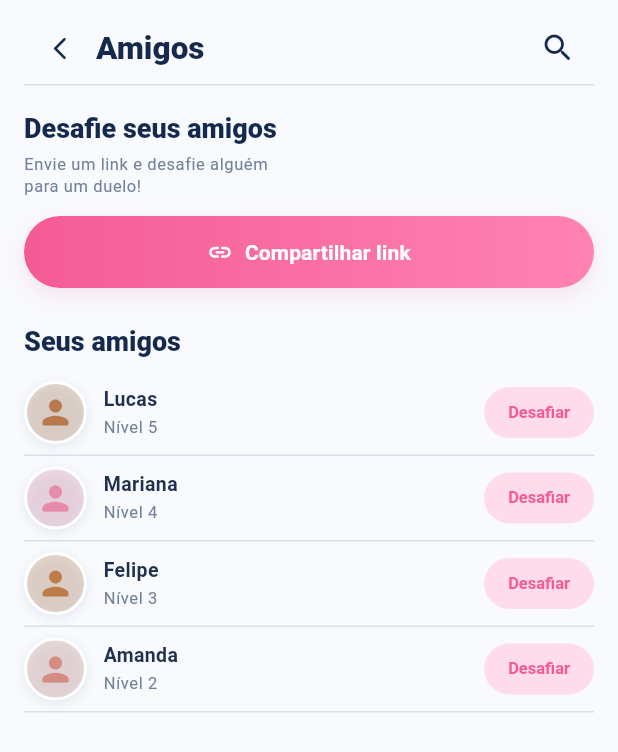
After one commit to juliarichesky/descobrix-mobile, a Flutter app: the FriendsScreen screen opened directly, on a phone screen of 412 x 824 dp. The commit adds this screen. Shown: the top 752 px of the screen. Run offline on Flutter 3.47's test engine with Material 3 defaults, Android fonts, the phone set to English and light mode, and no system bars; our stand-ins replace camera, shared_preferences; accounts and stored records are empty.

Commit message:
feat: implement friends and duel invitations screen

```diff
--- a/lib/screens/duels_screen.dart
+++ b/lib/screens/duels_screen.dart
@@ -4,6 +4,7 @@ import '../theme/app_colors.dart';
 import '../widgets/app_button.dart';
 import '../widgets/app_card.dart';
 import 'collection_screen.dart';
+import 'friends_screen.dart';
 import 'scanner_screen.dart';
 
 class DuelsScreen extends StatelessWidget {
@@ -24,6 +25,11 @@ class DuelsScreen extends StatelessWidget {
   void _openScanner(BuildContext context) {
     Navigator.of(context)
         .push(MaterialPageRoute<void>(builder: (_) => const ScannerScreen()));
+  }
+
+  void _openFriends(BuildContext context) {
+    Navigator.of(context)
+        .push(MaterialPageRoute<void>(builder: (_) => const FriendsScreen()));
   }
 
   void _onNavigationSelected(BuildContext context, int index) {
@@ -147,7 +153,7 @@ class DuelsScreen extends StatelessWidget {
                   description: 'Escolha um tema e desafie seus amigos.',
                   buttonLabel: 'Criar duelo',
                   buttonVariant: AppButtonVariant.primary,
-                  onPressed: () => _showInDevelopment(context),
+                  onPressed: () => _openFriends(context),
                 ),
                 const SizedBox(height: 10),
                 _DuelActionCard(
--- /dev/null
+++ b/lib/screens/friends_screen.dart
@@ -0,0 +1,305 @@
+import 'package:flutter/material.dart';
+
+import '../theme/app_colors.dart';
+import '../widgets/app_button.dart';
+
+class FriendsScreen extends StatefulWidget {
+  const FriendsScreen({super.key});
+
+  @override
+  State<FriendsScreen> createState() => _FriendsScreenState();
+}
+
+class _FriendsScreenState extends State<FriendsScreen> {
+  static const _friends = <_Friend>[
+    _Friend(name: 'Lucas', level: 5, color: Color(0xFFB8794D)),
+    _Friend(name: 'Mariana', level: 4, color: Color(0xFFE68CA9)),
+    _Friend(name: 'Felipe', level: 3, color: Color(0xFFBE7C49)),
+    _Friend(name: 'Amanda', level: 2, color: Color(0xFFD58D83)),
+  ];
+
+  final _searchController = TextEditingController();
+  String _query = '';
+  bool _isSearchVisible = false;
+
+  @override
+  void initState() {
+    super.initState();
+    _searchController.addListener(_onSearchChanged);
+  }
+
+  @override
+  void dispose() {
+    _searchController
+      ..removeListener(_onSearchChanged)
+      ..dispose();
+    super.dispose();
+  }
+
+  void _onSearchChanged() {
+    setState(() => _query = _searchController.text.trim().toLowerCase());
+  }
+
+  void _toggleSearch() {
+    setState(() => _isSearchVisible = !_isSearchVisible);
+    if (!_isSearchVisible) _searchController.clear();
+  }
+
+  List<_Friend> get _visibleFriends {
+    if (_query.isEmpty) return _friends;
+    return _friends
+        .where((friend) => friend.name.toLowerCase().contains(_query))
+        .toList();
+  }
+
+  void _showShareDialog() {
+    showDialog<void>(
+      context: context,
+      builder: (context) => AlertDialog(
+        title: const Text('Compartilhar link'),
+        content: const Text(
+          'O convite por link Ã© demonstrativo nesta etapa. O compartilhamento real ainda nÃ£o estÃ¡ disponÃ­vel.',
+        ),
+        actions: [
+          TextButton(
+            onPressed: () => Navigator.of(context).pop(),
+            child: const Text('Entendi'),
+          ),
+        ],
+      ),
+    );
+  }
+
+  void _confirmDuel(_Friend friend) {
+    showDialog<void>(
+      context: context,
+      builder: (context) => AlertDialog(
+        title: const Text('Desafiar amigo?'),
+        content: Text(
+          'Deseja simular um convite de duelo para ${friend.name}?',
+        ),
+        actions: [
+          TextButton(
+            onPressed: () => Navigator.of(context).pop(),
+            child: const Text('Cancelar'),
+          ),
+          ElevatedButton(
+            onPressed: () {
+              Navigator.of(context).pop();
+              _showInviteConfirmation(friend);
+            },
+            style: ElevatedButton.styleFrom(
+              backgroundColor: AppColors.pink,
+              foregroundColor: AppColors.surface,
+            ),
+            child: const Text('Confirmar'),
+          ),
+        ],
+      ),
+    );
+  }
+
+  void _showInviteConfirmation(_Friend friend) {
+    ScaffoldMessenger.of(context)
+      ..hideCurrentSnackBar()
+      ..showSnackBar(
+        SnackBar(
+          content: Text(
+            'Convite para ${friend.name} simulado. O duelo serÃ¡ implementado na prÃ³xima etapa.',
+          ),
+        ),
+      );
+  }
+
+  @override
+  Widget build(BuildContext context) {
+    final textTheme = Theme.of(context).textTheme;
+    final friends = _visibleFriends;
+
+    return Scaffold(
+      backgroundColor: AppColors.background,
+      body: SafeArea(
+        child: SingleChildScrollView(
+          padding: const EdgeInsets.fromLTRB(16, 8, 16, 24),
+          child: Column(
+            crossAxisAlignment: CrossAxisAlignment.stretch,
+            children: [
+              Row(
+                children: [
+                  IconButton(
+                    tooltip: 'Voltar',
+                    onPressed: () => Navigator.of(context).pop(),
+                    icon: const Icon(
+                      Icons.arrow_back_ios_new_rounded,
+                      size: 18,
+                    ),
+                    color: AppColors.navy,
+                  ),
+                  Expanded(
+                    child: Text('Amigos', style: textTheme.headlineMedium),
+                  ),
+                  IconButton(
+                    tooltip: 'Pesquisar amigos',
+                    onPressed: _toggleSearch,
+                    icon: Icon(
+                      _isSearchVisible
+                          ? Icons.close_rounded
+                          : Icons.search_rounded,
+                    ),
+                    color: AppColors.navy,
+                  ),
+                ],
+              ),
+              const Divider(height: 1),
+              if (_isSearchVisible)
+                Padding(
+                  padding: const EdgeInsets.only(top: 12),
+                  child: TextField(
+                    controller: _searchController,
+                    autofocus: true,
+                    decoration: InputDecoration(
+                      hintText: 'Pesquisar amigo',
+                      prefixIcon: const Icon(Icons.search_rounded),
+                      suffixIcon: _query.isEmpty
+                          ? null
+                          : IconButton(
+                              onPressed: _searchController.clear,
+                              icon: const Icon(Icons.clear_rounded),
+                            ),
+                    ),
+                  ),
+                ),
+              const SizedBox(height: 18),
+              Text('Desafie seus amigos', style: textTheme.titleLarge),
+              const SizedBox(height: 5),
+              Text(
+                'Envie um link e desafie alguém\npara um duelo!',
+                style: textTheme.bodySmall?.copyWith(height: 1.35),
+              ),
+              const SizedBox(height: 12),
+              AppButton(
+                label: 'Compartilhar link',
+                icon: const Icon(Icons.link_rounded, size: 17),
+                onPressed: _showShareDialog,
+              ),
+              const SizedBox(height: 25),
+              Text('Seus amigos', style: textTheme.titleLarge),
+              const SizedBox(height: 8),
+              if (friends.isEmpty)
+                Padding(
+                  padding: const EdgeInsets.symmetric(vertical: 24),
+                  child: Text(
+                    'Nenhum amigo encontrado.',
+                    textAlign: TextAlign.center,
+                    style: textTheme.bodyMedium,
+                  ),
+                )
+              else
+                for (final friend in friends)
+                  _FriendTile(
+                    friend: friend,
+                    onChallenge: () => _confirmDuel(friend),
+                  ),
+            ],
+          ),
+        ),
+      ),
+    );
+  }
+}
+
+class _Friend {
+  const _Friend({required this.name, required this.level, required this.color});
+
+  final String name;
+  final int level;
+  final Color color;
+}
+
+class _FriendTile extends StatelessWidget {
+  const _FriendTile({required this.friend, required this.onChallenge});
+
+  final _Friend friend;
+  final VoidCallback onChallenge;
+
+  @override
+  Widget build(BuildContext context) {
+    return Container(
+      padding: const EdgeInsets.symmetric(vertical: 7),
+      decoration: const BoxDecoration(
+        border: Border(bottom: BorderSide(color: AppColors.border)),
+      ),
+      child: Row(
+        children: [
+          _FriendAvatar(friend: friend),
+          const SizedBox(width: 11),
+          Expanded(
+            child: Column(
+              crossAxisAlignment: CrossAxisAlignment.start,
+              children: [
+                Text(
+                  friend.name,
+                  style: Theme.of(context).textTheme.bodyMedium
+                      ?.copyWith(fontWeight: FontWeight.w700),
+                ),
+                const SizedBox(height: 2),
+                Text(
+                  'Nível ${friend.level}',
+                  style: Theme.of(context).textTheme.bodySmall,
+                ),
+              ],
+            ),
+          ),
+          SizedBox(
+            height: 34,
+            child: ElevatedButton(
+              onPressed: onChallenge,
+              style: ElevatedButton.styleFrom(
+                backgroundColor: AppColors.pinkLight,
+                foregroundColor: AppColors.pink,
+                elevation: 0,
+                padding: const EdgeInsets.symmetric(horizontal: 16),
+                minimumSize: const Size(0, 34),
+                shape: RoundedRectangleBorder(
+                  borderRadius: BorderRadius.circular(18),
+                ),
+                textStyle: const TextStyle(
+                  fontSize: 11,
+                  fontWeight: FontWeight.w700,
+                ),
+              ),
+              child: const Text('Desafiar'),
+            ),
+          ),
+        ],
+      ),
+    );
+  }
+}
+
+class _FriendAvatar extends StatelessWidget {
+  const _FriendAvatar({required this.friend});
+
+  final _Friend friend;
+
+  @override
+  Widget build(BuildContext context) {
+    return Container(
+      width: 42,
+      height: 42,
+      decoration: BoxDecoration(
+        color: friend.color.withValues(alpha: 0.25),
+        shape: BoxShape.circle,
+        border: Border.all(color: AppColors.surface, width: 2),
+        boxShadow: const [
+          BoxShadow(
+            color: Color(0x180E2A4D),
+            blurRadius: 6,
+            offset: Offset(0, 2),
+          ),
+        ],
+      ),
+      child: Icon(Icons.person_rounded, color: friend.color, size: 26),
+    );
+  }
+}
```
